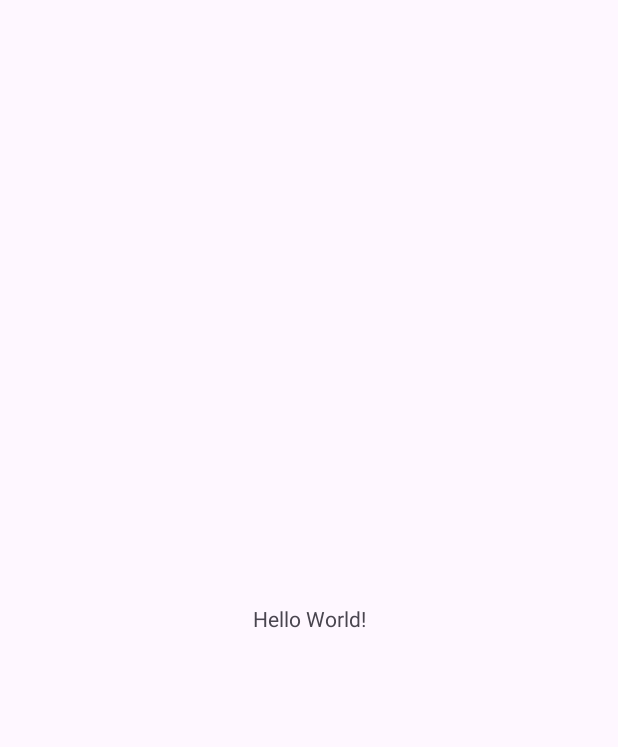
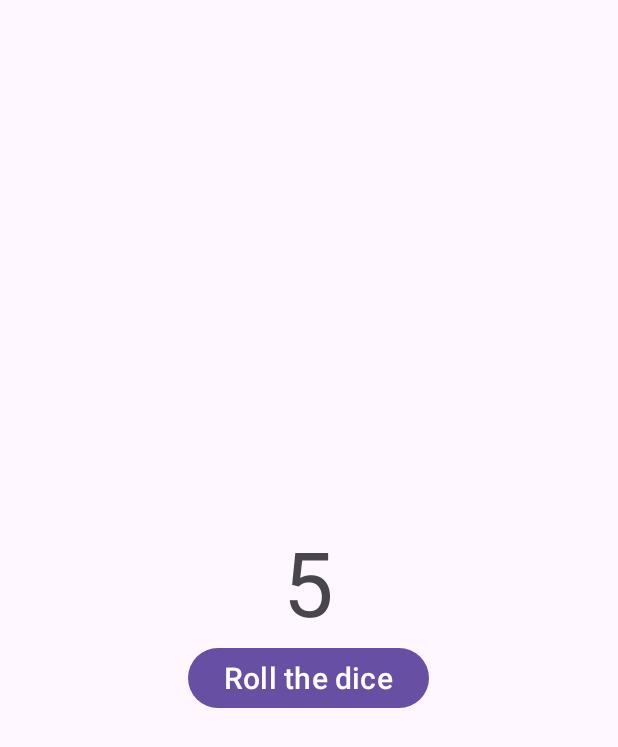
Before and after one commit to IPT-MEI-DAMA-2022-2023/DiceRoller, an Android app: the screen it shows after launch (MainActivity), on a phone screen of 412 x 824 dp. Before the commit the part shown is almost empty. Shown: the top 747 px of the screen. Run offline under Robolectric (Android 15) with nearby library versions, the phone set to English and light mode, and no system bars.

Commit message:
add a textview to show the dice values

```diff
--- a/app/src/main/java/pt/ipt/dama/diceroller/MainActivity.kt
+++ b/app/src/main/java/pt/ipt/dama/diceroller/MainActivity.kt
@@ -2,10 +2,34 @@ package pt.ipt.dama.diceroller
 
 import androidx.appcompat.app.AppCompatActivity
 import android.os.Bundle
+import android.widget.Button
+import android.widget.TextView
+import java.util.Random
 
 class MainActivity : AppCompatActivity() {
     override fun onCreate(savedInstanceState: Bundle?) {
         super.onCreate(savedInstanceState)
         setContentView(R.layout.activity_main)
+
+        // find the button
+        val auxRollTheDiceButton: Button = findViewById(R.id.rollTheDiceButton)
+        // <=> val auxRollTheDiceButton = findViewById<Button>(R.id.rollTheDiceButton)
+        auxRollTheDiceButton.setOnClickListener {
+            rollTheDice()
+        }
+    }
+
+    /**
+     * 'roll' the dice
+     *  ie, add a random value to the textview
+     */
+    private fun rollTheDice() {
+        // get the random value
+        val randomValue = Random().nextInt(6) + 1 // it will get values from 1 to 6
+        // assign the random value to the TextView
+        val auxDiceNumberTextView: TextView = findViewById(R.id.diceNumberTextView)
+        auxDiceNumberTextView.text = randomValue.toString()
+
+
     }
 }
--- a/app/src/main/res/layout/activity_main.xml
+++ b/app/src/main/res/layout/activity_main.xml
@@ -1,18 +1,30 @@
 <?xml version="1.0" encoding="utf-8"?>
-<androidx.constraintlayout.widget.ConstraintLayout xmlns:android="http://schemas.android.com/apk/res/android"
+<LinearLayout xmlns:android="http://schemas.android.com/apk/res/android"
     xmlns:app="http://schemas.android.com/apk/res-auto"
     xmlns:tools="http://schemas.android.com/tools"
     android:layout_width="match_parent"
-    android:layout_height="match_parent"
+
+    android:layout_height="wrap_content"
+    android:layout_gravity="center_vertical"
+    android:orientation="vertical"
+
     tools:context=".MainActivity">
 
     <TextView
+        android:id="@+id/diceNumberTextView"
         android:layout_width="wrap_content"
         android:layout_height="wrap_content"
-        android:text="Hello World!"
-        app:layout_constraintBottom_toBottomOf="parent"
-        app:layout_constraintEnd_toEndOf="parent"
-        app:layout_constraintStart_toStartOf="parent"
-        app:layout_constraintTop_toTopOf="parent" />
+        android:layout_gravity="center_horizontal"
+        android:text="5"
+        android:textSize="60sp" />
 
-</androidx.constraintlayout.widget.ConstraintLayout>
+    <Button
+        android:id="@+id/rollTheDiceButton"
+        android:layout_width="wrap_content"
+        android:layout_height="wrap_content"
+        android:layout_gravity="center_horizontal"
+        android:text="Roll the dice"
+        android:textSize="20sp"
+        />
+
+</LinearLayout>
```
